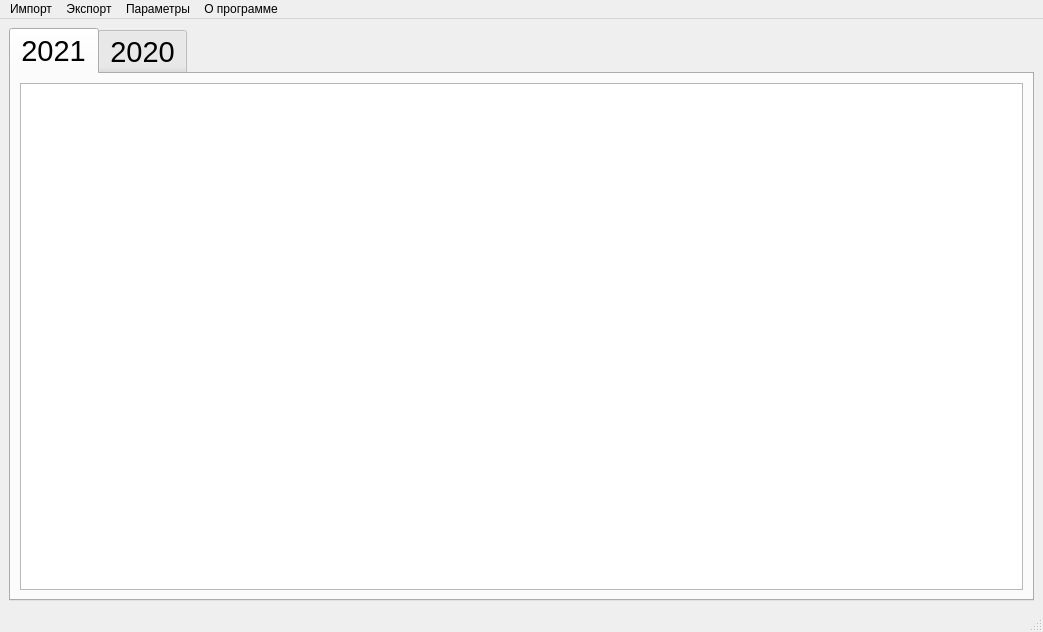
Before: the Qt Designer form mainwindow.ui in sliv2001/PSI, drawn with Qt 5.
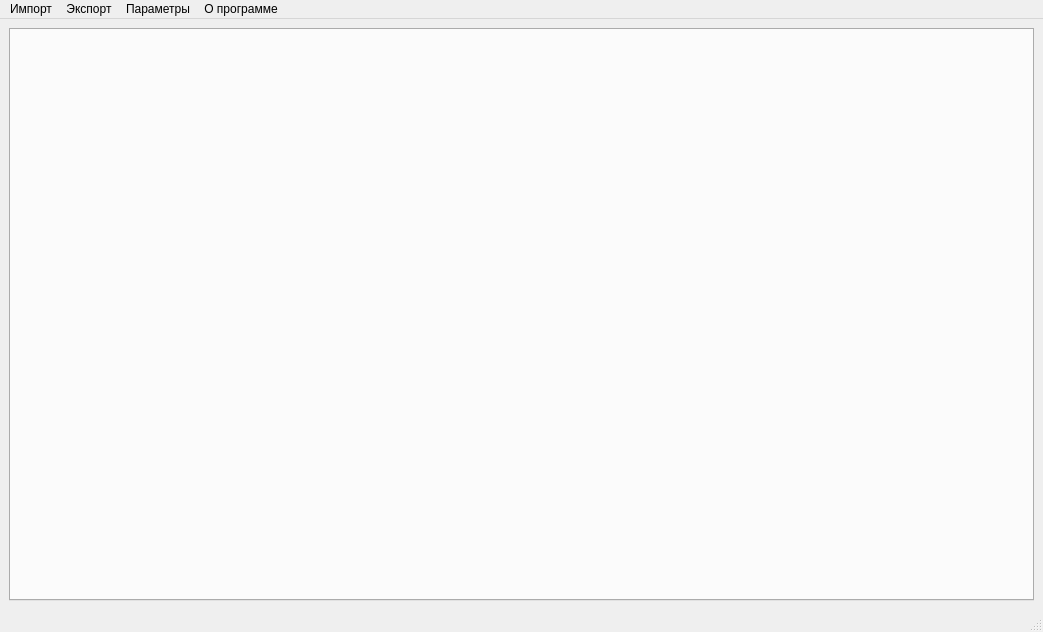
After: the same form once the commit is applied.

Diff of the .ui file:
```diff
--- a/mainwindow.ui
+++ b/mainwindow.ui
@@ -50,21 +50,6 @@
           <property name="tabBarAutoHide">
            <bool>true</bool>
           </property>
-          <widget class="QWidget" name="tab">
-           <attribute name="title">
-            <string>2021</string>
-           </attribute>
-           <layout class="QVBoxLayout" name="verticalLayout_3">
-            <item>
-             <widget class="QTableWidget" name="tableWidget"/>
-            </item>
-           </layout>
-          </widget>
-          <widget class="QWidget" name="tab_2">
-           <attribute name="title">
-            <string>2020</string>
-           </attribute>
-          </widget>
          </widget>
         </item>
        </layout>
```
Left out of the diff: 2 changed lines with no effect on the pictures.
